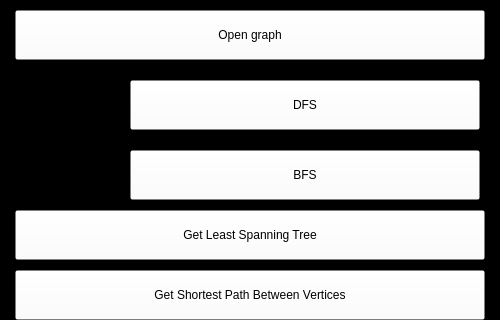
Qt form applications/graphical_interface/ui/interaction_panel.ui (amzdll/SimpleNavigator) before a commit; both pictures show x 0 to 500 and y 0 to 320 of the 500 by 900 pixel window.
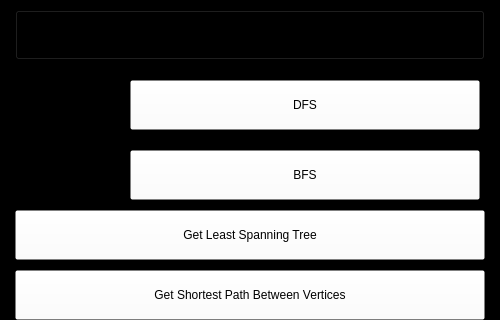
The same form after that commit.

Commit message: upd design

Diff of the .ui file:
```diff
--- a/applications/graphical_interface/ui/interaction_panel.ui
+++ b/applications/graphical_interface/ui/interaction_panel.ui
@@ -26,7 +26,13 @@
     </rect>
    </property>
    <property name="styleSheet">
-    <string notr="true">background-color: rgba(255, 255, 255, 0);</string>
+    <string notr="true">QPushButton {
+	background-color: black;
+ }
+
+QPushButton:hover {
+	background-color: green;
+ }</string>
    </property>
    <property name="text">
     <string>Open graph</string>
```
The commit also changes 1 other file.
